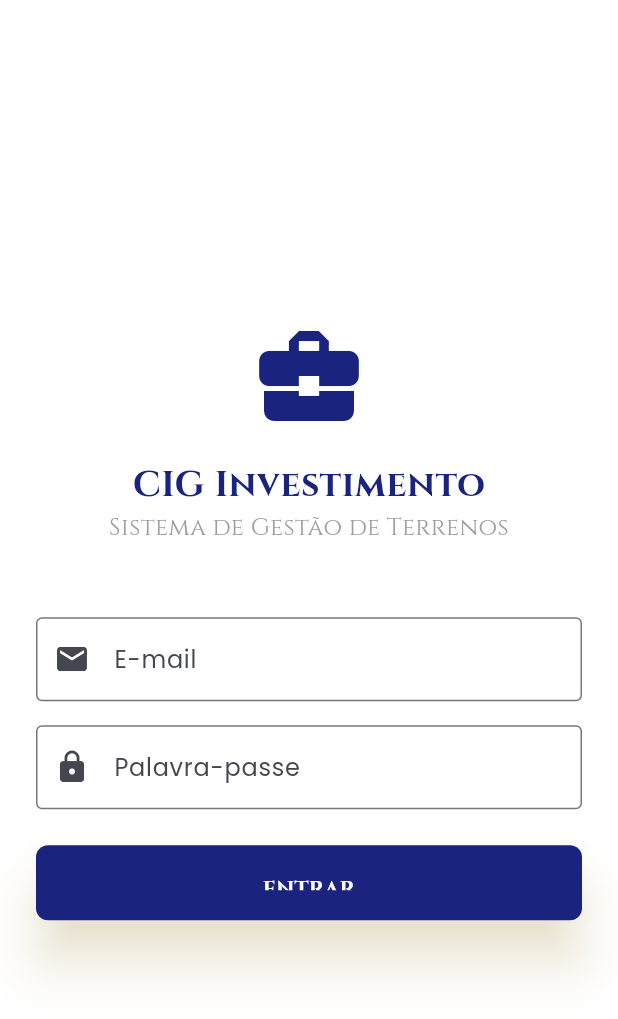
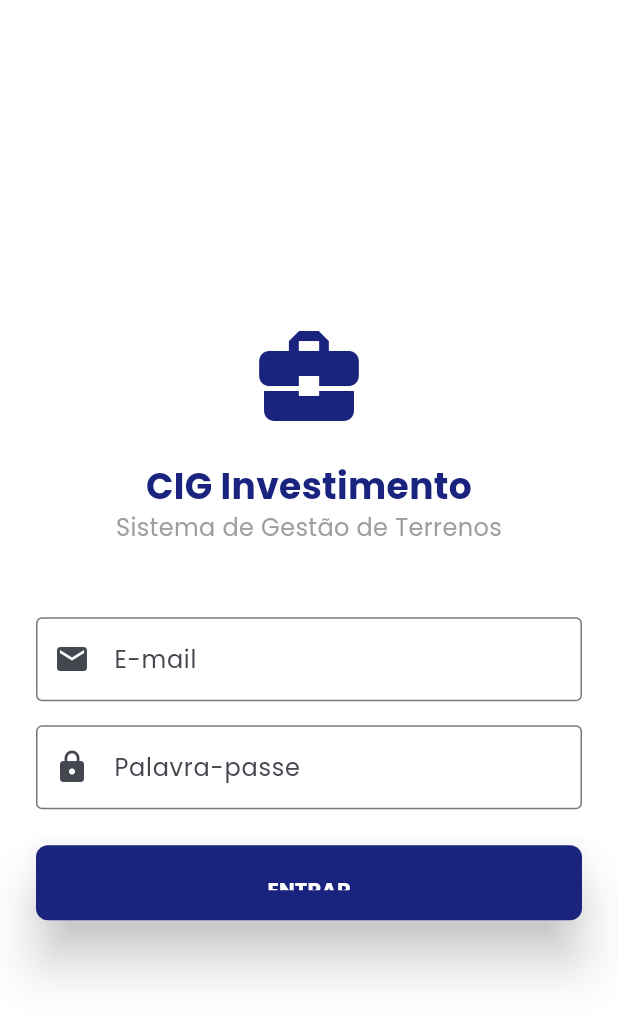
Before and after one commit to b2ycompany/sgt-project, a Flutter app: the screen it shows after launch, after a tap on "ACESSO EXCLUSIVO", on a phone screen of 412 x 824 dp. Shown: the top 1019 px of the screen. Run offline on Flutter 3.47's test engine with Material 3 defaults, Android fonts, the phone set to English and light mode, and no system bars; our stand-ins replace cloud_firestore, file_picker, firebase_auth, firebase_core, firebase_storage, google_fonts; missing offline and left inert: drag_and_drop_lists; accounts and stored records are empty.

Commit message:
Deploy Final: Integração de Splash, Login, Workflow, Financeiro e Condomínio

```diff
--- a/lib/main.dart
+++ b/lib/main.dart
@@ -4,10 +4,9 @@ import 'package:google_fonts/google_fonts.dart';
 import 'package:firebase_auth/firebase_auth.dart';
 import 'package:cloud_firestore/cloud_firestore.dart';
 
-// Importação das telas completas
+// Importações dos módulos do ecossistema SGT
 import 'package:sgt_projeto/screens/splash_screen.dart';
 import 'package:sgt_projeto/screens/landing_page.dart';
-import 'package:sgt_projeto/screens/login_screen.dart';
 import 'package:sgt_projeto/screens/dashboard_cliente.dart';
 import 'package:sgt_projeto/screens/sobre_plataforma_screen.dart';
 import 'package:sgt_projeto/screens/back_office/gestao_terrenos_screen.dart';
@@ -17,20 +16,25 @@ import 'package:sgt_projeto/screens/back_office/gestao_condominio_screen.dart';
 
 void main() async {
   WidgetsFlutterBinding.ensureInitialized();
+
   try {
+    // Inicialização segura via Variáveis de Ambiente na Vercel
     await Firebase.initializeApp(
-      options: const FirebaseOptions(
-        apiKey: String.fromEnvironment('API_KEY'),
-        authDomain: String.fromEnvironment('AUTH_DOMAIN'),
-        projectId: String.fromEnvironment('PROJECT_ID'),
-        storageBucket: String.fromEnvironment('STORAGE_BUCKET'),
-        messagingSenderId: String.fromEnvironment('MESSAGING_SENDER_ID'),
-        appId: String.fromEnvironment('APP_ID'),
+      options: FirebaseOptions(
+        apiKey: const String.fromEnvironment('API_KEY'),
+        authDomain: const String.fromEnvironment('AUTH_DOMAIN'),
+        projectId: const String.fromEnvironment('PROJECT_ID'),
+        storageBucket: const String.fromEnvironment(
+            'STORAGE_BUCKET'), // Corrigido: storageBucket
+        messagingSenderId: const String.fromEnvironment('MESSAGING_SENDER_ID'),
+        appId: const String.fromEnvironment('APP_ID'),
       ),
     );
+    debugPrint("--- SGT: INFRAESTRUTURA CONECTADA ---");
   } catch (e) {
-    debugPrint("Erro Firebase: $e");
+    debugPrint("--- SGT: ERRO NA CONEXÃO -> $e ---");
   }
+
   runApp(const SGTApp());
 }
 
@@ -39,9 +43,10 @@ class SGTApp extends StatelessWidget {
 
   @override
   Widget build(BuildContext context) {
-    // Paleta de Cores Private Banking
+    // PALETA PREMIUM: Deep Navy e Brushed Gold
     const primaryDark = Color(0xFF050F22);
     const accentGold = Color(0xFFD4AF37);
+    const profitGreen = Color(0xFF2E8B57);
 
     return MaterialApp(
       title: 'CIG Private Investment',
@@ -52,12 +57,11 @@ class SGTApp extends StatelessWidget {
           seedColor: primaryDark,
           primary: primaryDark,
           secondary: accentGold,
-          surface: const Color(0xFFF8FAFC),
+          tertiary: profitGreen,
         ),
-        textTheme: GoogleFonts.cinzelTextTheme().copyWith(
+        textTheme: GoogleFonts.poppinsTextTheme().copyWith(
           displayLarge: GoogleFonts.cinzel(
               color: Colors.white, fontWeight: FontWeight.bold),
-          bodyLarge: GoogleFonts.poppins(color: primaryDark),
         ),
         elevatedButtonTheme: ElevatedButtonThemeData(
           style: ElevatedButton.styleFrom(
@@ -67,7 +71,6 @@ class SGTApp extends StatelessWidget {
             shape:
                 const RoundedRectangleBorder(borderRadius: BorderRadius.zero),
             elevation: 15,
-            shadowColor: accentGold.withOpacity(0.4),
           ),
         ),
       ),
@@ -88,6 +91,7 @@ class AuthWrapper extends StatelessWidget {
           return const Scaffold(
               body: Center(child: CircularProgressIndicator()));
         }
+
         if (snapshot.hasData && snapshot.data != null) {
           return FutureBuilder<DocumentSnapshot>(
             future: FirebaseFirestore.instance
@@ -99,6 +103,7 @@ class AuthWrapper extends StatelessWidget {
                 return const Scaffold(
                     body: Center(child: CircularProgressIndicator()));
               }
+
               if (userSnap.hasData && userSnap.data!.exists) {
                 String cargo = userSnap.data!['cargo'] ?? 'cliente';
                 return cargo == 'admin'
@@ -122,7 +127,11 @@ class HomeScreen extends StatelessWidget {
   Widget build(BuildContext context) {
     return Scaffold(
       appBar: AppBar(
-        title: const Text("CIG ADMIN PANEL"),
+        title: Text("CIG ADMIN PANEL",
+            style: GoogleFonts.cinzel(fontWeight: FontWeight.bold)),
+        backgroundColor: const Color(0xFF050F22),
+        foregroundColor: const Color(0xFFD4AF37),
+        elevation: 0,
         actions: [
           IconButton(
             icon: const Icon(Icons.logout),
@@ -131,20 +140,20 @@ class HomeScreen extends StatelessWidget {
         ],
       ),
       body: GridView.count(
-        padding: const EdgeInsets.all(24),
-        crossAxisCount: MediaQuery.of(context).size.width > 600 ? 5 : 2,
-        mainAxisSpacing: 20,
-        crossAxisSpacing: 20,
+        padding: const EdgeInsets.all(32),
+        crossAxisCount: MediaQuery.of(context).size.width > 900 ? 5 : 2,
+        mainAxisSpacing: 24,
+        crossAxisSpacing: 24,
         children: [
           _buildMenuCard(context, "TERRENOS", Icons.landscape,
               const GestaoTerrenosScreen(), const Color(0xFF050F22)),
-          _buildMenuCard(context, "FINANCEIRO", Icons.payments,
+          _buildMenuCard(context, "FINANCEIRO", Icons.account_balance_wallet,
               const GestaoFinanceiraScreen(), const Color(0xFF2E8B57)),
           _buildMenuCard(context, "WORKFLOW", Icons.account_tree,
               const WorkflowKanbanScreen(), const Color(0xFFD4AF37)),
-          _buildMenuCard(context, "CONDOMÍNIO", Icons.domain,
+          _buildMenuCard(context, "CONDOMÍNIO", Icons.business,
               const GestaoCondominioScreen(), Colors.blueGrey),
-          _buildMenuCard(context, "SOBRE", Icons.info_outline,
+          _buildMenuCard(context, "GUIA SGT", Icons.info_outline,
               const SobrePlataformaScreen(), Colors.purple),
         ],
       ),
@@ -161,21 +170,23 @@ class HomeScreen extends StatelessWidget {
           color: color,
           boxShadow: [
             BoxShadow(
-                color: color.withOpacity(0.3),
-                blurRadius: 10,
-                offset: const Offset(0, 5))
+              color: color.withValues(alpha: 0.3), // Corrigido: withValues
+              blurRadius: 15,
+              offset: const Offset(0, 8),
+            )
           ],
         ),
         child: Column(
           mainAxisAlignment: MainAxisAlignment.center,
           children: [
-            Icon(icon, size: 40, color: Colors.white),
-            const SizedBox(height: 10),
+            Icon(icon, size: 45, color: Colors.white),
+            const SizedBox(height: 15),
             Text(title,
                 style: const TextStyle(
                     color: Colors.white,
                     fontWeight: FontWeight.bold,
-                    fontSize: 12)),
+                    fontSize: 12,
+                    letterSpacing: 1)),
           ],
         ),
       ),
--- a/lib/screens/splash_screen.dart
+++ b/lib/screens/splash_screen.dart
@@ -1,7 +1,9 @@
+import 'dart:async';
+import 'dart:math';
+import 'dart:ui'; // Adicionado: Necessário para ImageFilter
 import 'package:flutter/material.dart';
-import 'dart:async';
 import 'package:google_fonts/google_fonts.dart';
-import 'package:sgt_projeto/screens/landing_page.dart';
+import 'package:sgt_projeto/main.dart';
 
 class SplashScreen extends StatefulWidget {
   const SplashScreen({super.key});
@@ -11,27 +13,55 @@ class SplashScreen extends StatefulWidget {
 }
 
 class _SplashScreenState extends State<SplashScreen>
-    with SingleTickerProviderStateMixin {
-  late AnimationController _controller;
-  late Animation<double> _glowAnimation;
+    with TickerProviderStateMixin {
+  late AnimationController _mainController;
+  late AnimationController _particleController;
+  late Animation<double> _logoOpacity;
+  late Animation<double> _logoScale;
+  late Animation<double> _textBlur;
 
   @override
   void initState() {
     super.initState();
-    _controller =
-        AnimationController(vsync: this, duration: const Duration(seconds: 3))
-          ..repeat(reverse: true);
-    _glowAnimation = Tween<double>(begin: 20.0, end: 60.0)
-        .animate(CurvedAnimation(parent: _controller, curve: Curves.easeInOut));
 
-    Timer(const Duration(seconds: 5), () {
+    _particleController = AnimationController(
+      vsync: this,
+      duration: const Duration(seconds: 10),
+    )..repeat();
+
+    _mainController = AnimationController(
+      vsync: this,
+      duration: const Duration(milliseconds: 4000),
+    );
+
+    _logoOpacity = Tween<double>(begin: 0.0, end: 1.0).animate(
+      CurvedAnimation(
+          parent: _mainController,
+          curve: const Interval(0.2, 0.5, curve: Curves.easeIn)),
+    );
+
+    _logoScale = Tween<double>(begin: 0.5, end: 1.0).animate(
+      CurvedAnimation(
+          parent: _mainController,
+          curve: const Interval(0.2, 0.6, curve: Curves.elasticOut)),
+    );
+
+    _textBlur = Tween<double>(begin: 20.0, end: 0.0).animate(
+      CurvedAnimation(
+          parent: _mainController,
+          curve: const Interval(0.5, 0.9, curve: Curves.easeOut)),
+    );
+
+    _mainController.forward();
+
+    Timer(const Duration(seconds: 6), () {
       if (mounted) {
         Navigator.of(context).pushReplacement(
           PageRouteBuilder(
-            pageBuilder: (_, __, ___) => const LandingPage(),
+            pageBuilder: (_, __, ___) => const AuthWrapper(),
             transitionsBuilder: (_, anim, __, child) =>
                 FadeTransition(opacity: anim, child: child),
-            transitionDuration: const Duration(seconds: 1),
+            transitionDuration: const Duration(seconds: 2),
           ),
         );
       }
@@ -40,7 +70,8 @@ class _SplashScreenState extends State<SplashScreen>
 
   @override
   void dispose() {
-    _controller.dispose();
+    _mainController.dispose();
+    _particleController.dispose();
     super.dispose();
   }
 
@@ -48,56 +79,148 @@ class _SplashScreenState extends State<SplashScreen>
   Widget build(BuildContext context) {
     return Scaffold(
       backgroundColor: const Color(0xFF050F22),
-      body: AnimatedBuilder(
-        animation: _glowAnimation,
+      body: Stack(
+        children: [
+          Positioned.fill(
+            child: AnimatedBuilder(
+              animation: _particleController,
               builder: (context, child) {
-          return Container(
-            width: double.infinity,
-            decoration: BoxDecoration(
-              gradient: RadialGradient(
-                center: Alignment.center,
-                colors: [const Color(0xFF142850), const Color(0xFF050F22)],
-                radius: 1.2,
+                return CustomPaint(
+                  painter: ParticlePainter(_particleController.value),
+                );
+              },
             ),
           ),
-            child: Column(
+          Center(
+            child: Container(
+              width: 300,
+              height: 300,
+              decoration: BoxDecoration(
+                shape: BoxShape.circle,
+                gradient: RadialGradient(
+                  // Corrigido: Kent para gradient
+                  colors: [
+                    const Color(0xFFD4AF37)
+                        .withValues(alpha: 0.15), // Corrigido: withValues
+                    Colors.transparent,
+                  ],
+                ),
+              ),
+            ),
+          ),
+          Center(
+            child: AnimatedBuilder(
+              animation: _mainController,
+              builder: (context, child) {
+                return Column(
                   mainAxisAlignment: MainAxisAlignment.center,
                   children: [
-                // Logotipo com Brilho Pulsante Nativo
-                Container(
-                  padding: const EdgeInsets.all(40),
+                    Opacity(
+                      opacity: _logoOpacity.value,
+                      child: Transform.scale(
+                        scale: _logoScale.value,
+                        child: Container(
+                          padding: const EdgeInsets.all(30),
                           decoration: BoxDecoration(
                             shape: BoxShape.circle,
+                            border: Border.all(
+                                color: const Color(0xFFD4AF37)
+                                    .withValues(alpha: 0.5),
+                                width: 1), // Corrigido: withValues
                             boxShadow: [
                               BoxShadow(
-                        color: const Color(0xFFD4AF37).withOpacity(0.3),
-                        blurRadius: _glowAnimation.value,
-                        spreadRadius: _glowAnimation.value / 4,
+                                color: const Color(0xFFD4AF37).withValues(
+                                    alpha: 0.2), // Corrigido: withValues
+                                blurRadius: 40,
+                                spreadRadius: 10,
                               )
                             ],
                           ),
                           child: const Icon(Icons.account_balance,
-                      size: 100, color: Color(0xFFD4AF37)),
+                              size: 80, color: Color(0xFFD4AF37)),
+                        ),
+                      ),
                     ),
                     const SizedBox(height: 50),
-                Text("CIG PRIVATE",
+                    ImageFiltered(
+                      imageFilter: ImageFilter.blur(
+                          sigmaX: _textBlur.value, sigmaY: _textBlur.value),
+                      child: Opacity(
+                        opacity: _logoOpacity.value,
+                        child: Column(
+                          children: [
+                            Text(
+                              "CIG PRIVATE",
                               style: GoogleFonts.cinzel(
                                 color: Colors.white,
-                        fontSize: 38,
+                                fontSize: 36,
                                 fontWeight: FontWeight.bold,
-                        letterSpacing: 8)),
+                                letterSpacing: 10,
+                              ),
+                            ),
                             const SizedBox(height: 10),
-                Text("USA REAL ESTATE INTELLIGENCE",
+                            Text(
+                              "INTELLIGENCE & CAPITAL",
                               style: GoogleFonts.poppins(
                                 color: const Color(0xFFD4AF37),
                                 fontSize: 12,
-                        letterSpacing: 4,
-                        fontWeight: FontWeight.w300)),
+                                letterSpacing: 5,
+                                fontWeight: FontWeight.w300,
+                              ),
+                            ),
                           ],
                         ),
+                      ),
+                    ),
+                  ],
                 );
               },
+            ),
+          ),
+        ],
       ),
     );
   }
 }
+
+class ParticlePainter extends CustomPainter {
+  final double animationValue;
+  ParticlePainter(this.animationValue);
+
+  @override
+  void paint(Canvas canvas, Size size) {
+    final paint = Paint()
+      ..color = const Color(0xFFD4AF37)
+          .withValues(alpha: 0.2); // Corrigido: withValues
+    final nodes = <Offset>[];
+    final random = Random(42);
+
+    for (var i = 0; i < 40; i++) {
+      double x = random.nextDouble() * size.width;
+      double y = random.nextDouble() * size.height;
+      x += sin(animationValue * 2 * pi + i) * 20;
+      y += cos(animationValue * 2 * pi + i) * 20;
+      nodes.add(Offset(x, y));
+      canvas.drawCircle(Offset(x, y), 1.5, paint);
+    }
+
+    for (var i = 0; i < nodes.length; i++) {
+      for (var j = i + 1; j < nodes.length; j++) {
+        final distance = (nodes[i] - nodes[j]).distance;
+        if (distance < 150) {
+          canvas.drawLine(
+            nodes[i],
+            nodes[j],
+            Paint()
+              ..color = const Color(0xFFD4AF37).withValues(
+                  alpha: 1 - (distance / 150)) // Corrigido: withValues
+              ..strokeWidth = 0.5,
+          );
+        }
+      }
+    }
+  }
+
+  @override
+  bool shouldRepaint(CustomPainter oldDelegate) => true;
+}
```
Lines whose indentation alone changed are shown as unchanged.
